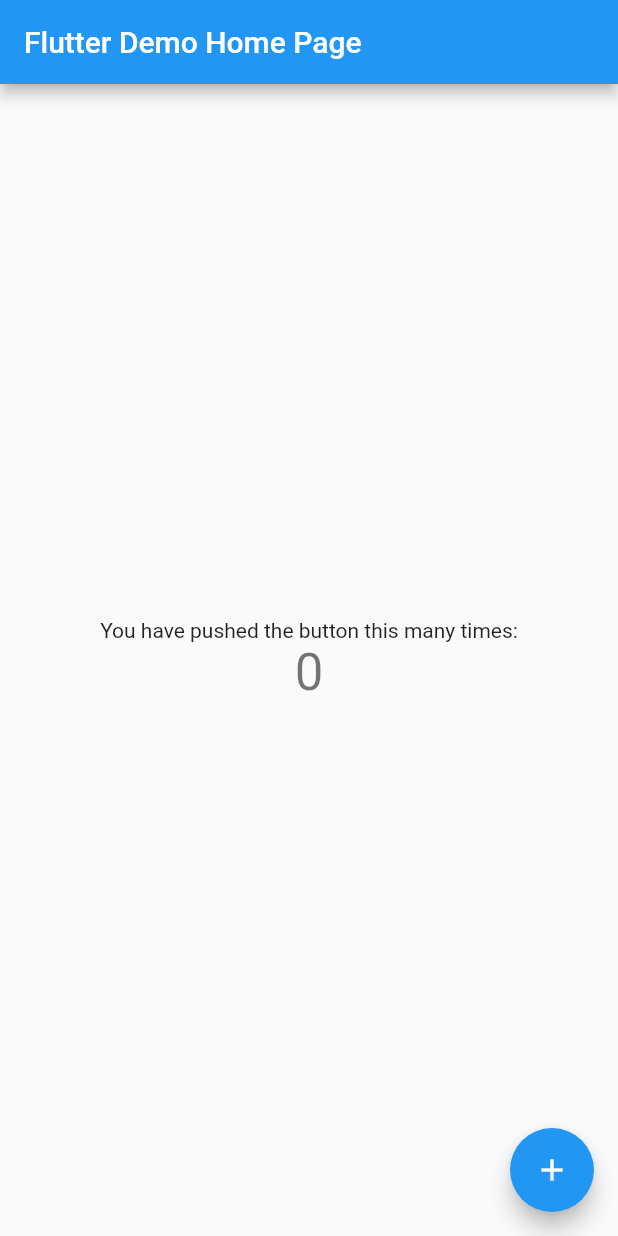
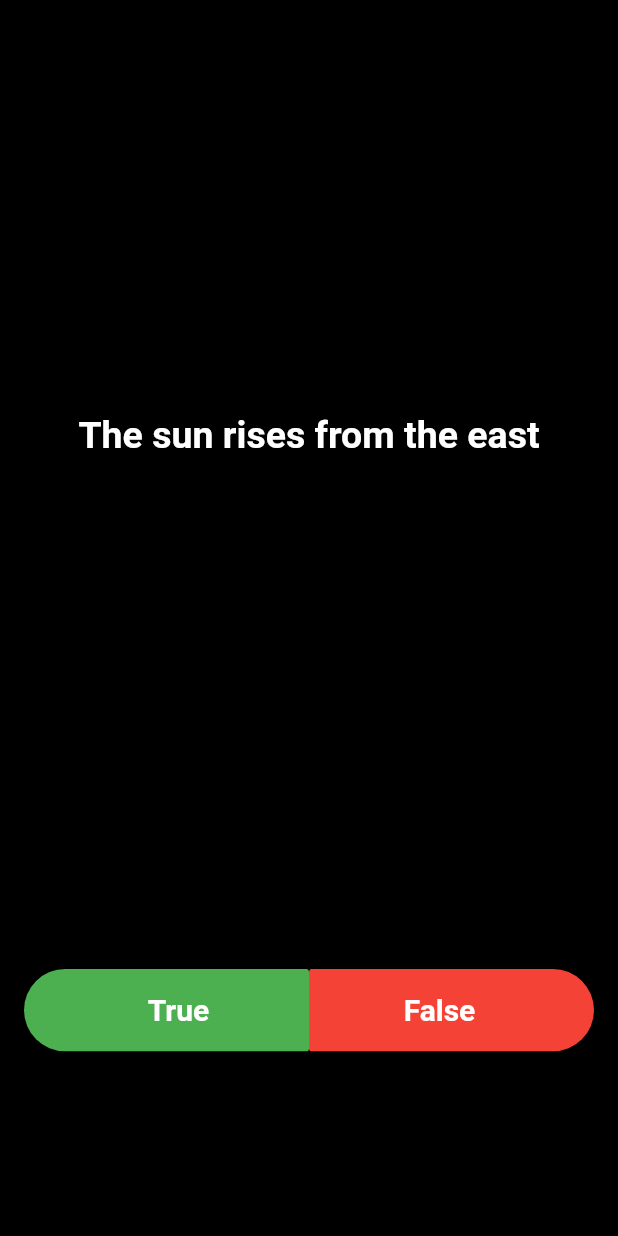
Before and after one commit to abdulrhman-ibnouf/quizzler, a Flutter app: the screen it shows after launch, on a phone screen of 412 x 824 dp. Run offline on Flutter 3.47's test engine with Material 2 defaults, Android fonts, the phone set to English and light mode, and no system bars.

Commit message:
Thank you Angela from London App Brewery.

```diff
--- a/lib/main.dart
+++ b/lib/main.dart
@@ -1,111 +1,116 @@
 import 'package:flutter/material.dart';
+import 'package:quizzler/question.dart';
 
-void main() => runApp(MyApp());
+void main() =>
+    runApp(MaterialApp(
+      debugShowCheckedModeBanner: false,
+      title: 'Quizzler',
+      home: Scaffold(backgroundColor: Colors.black, body: QuizPage(),),));
 
-class MyApp extends StatelessWidget {
-  // This widget is the root of your application.
+class QuizPage extends StatefulWidget {
   @override
-  Widget build(BuildContext context) {
-    return MaterialApp(
-      title: 'Flutter Demo',
-      theme: ThemeData(
-        // This is the theme of your application.
-        //
-        // Try running your application with "flutter run". You'll see the
-        // application has a blue toolbar. Then, without quitting the app, try
-        // changing the primarySwatch below to Colors.green and then invoke
-        // "hot reload" (press "r" in the console where you ran "flutter run",
-        // or simply save your changes to "hot reload" in a Flutter IDE).
-        // Notice that the counter didn't reset back to zero; the application
-        // is not restarted.
-        primarySwatch: Colors.blue,
-      ),
-      home: MyHomePage(title: 'Flutter Demo Home Page'),
-    );
-  }
+  _QuizPageState createState() => _QuizPageState();
 }
 
-class MyHomePage extends StatefulWidget {
-  MyHomePage({Key key, this.title}) : super(key: key);
+class _QuizPageState extends State<QuizPage> {
 
-  // This widget is the home page of your application. It is stateful, meaning
-  // that it has a State object (defined below) that contains fields that affect
-  // how it looks.
+  List<Icon> scoreKeeper = [];
 
-  // This class is the configuration for the state. It holds the values (in this
-  // case the title) provided by the parent (in this case the App widget) and
-  // used by the build method of the State. Fields in a Widget subclass are
-  // always marked "final".
-
-  final String title;
-
-  @override
-  _MyHomePageState createState() => _MyHomePageState();
-}
-
-class _MyHomePageState extends State<MyHomePage> {
-  int _counter = 0;
-
-  void _incrementCounter() {
-    setState(() {
-      // This call to setState tells the Flutter framework that something has
-      // changed in this State, which causes it to rerun the build method below
-      // so that the display can reflect the updated values. If we changed
-      // _counter without calling setState(), then the build method would not be
-      // called again, and so nothing would appear to happen.
-      _counter++;
-    });
-  }
+  List<Question> questionBank = [
+    Question(q: 'The sun rises from the east', a: true),
+    Question(q: 'All dogs are tigers in origin', a: false),
+    Question(q: 'Funny games are always supper funny', a: true),
+    Question(q: 'The sun rises from the east', a: true),
+    Question(q: 'All dogs are tigers in origin', a: false),
+    Question(q: 'The sun rises from the east', a: true),
+    Question(q: 'All dogs are tigers in origin', a: false),
+    Question(q: 'The sun rises from the east', a: true),
+    Question(q: 'All dogs are tigers in origin', a: false),
+    Question(q: 'The sun rises from the east', a: true),
+    Question(q: 'All dogs are tigers in origin', a: false),
+    Question(q: 'The sun rises from the east', a: true),
+    Question(q: 'All dogs are tigers in origin', a: false),
+    Question(q: 'The sun rises from the east', a: true),
+    Question(q: 'All dogs are tigers in origin', a: false),
+  ];
+  int questionNumber = 0;
 
   @override
   Widget build(BuildContext context) {
-    // This method is rerun every time setState is called, for instance as done
-    // by the _incrementCounter method above.
-    //
-    // The Flutter framework has been optimized to make rerunning build methods
-    // fast, so that you can just rebuild anything that needs updating rather
-    // than having to individually change instances of widgets.
-    return Scaffold(
-      appBar: AppBar(
-        // Here we take the value from the MyHomePage object that was created by
-        // the App.build method, and use it to set our appbar title.
-        title: Text(widget.title),
-      ),
-      body: Center(
-        // Center is a layout widget. It takes a single child and positions it
-        // in the middle of the parent.
-        child: Column(
-          // Column is also a layout widget. It takes a list of children and
-          // arranges them vertically. By default, it sizes itself to fit its
-          // children horizontally, and tries to be as tall as its parent.
-          //
-          // Invoke "debug painting" (press "p" in the console, choose the
-          // "Toggle Debug Paint" action from the Flutter Inspector in Android
-          // Studio, or the "Toggle Debug Paint" command in Visual Studio Code)
-          // to see the wireframe for each widget.
-          //
-          // Column has various properties to control how it sizes itself and
-          // how it positions its children. Here we use mainAxisAlignment to
-          // center the children vertically; the main axis here is the vertical
-          // axis because Columns are vertical (the cross axis would be
-          // horizontal).
-          mainAxisAlignment: MainAxisAlignment.center,
-          children: <Widget>[
-            Text(
-              'You have pushed the button this many times:',
-            ),
-            Text(
-              '$_counter',
-              style: Theme.of(context).textTheme.display1,
-            ),
-          ],
-        ),
-      ),
-      floatingActionButton: FloatingActionButton(
-        onPressed: _incrementCounter,
-        tooltip: 'Increment',
-        child: Icon(Icons.add),
-      ), // This trailing comma makes auto-formatting nicer for build methods.
-    );
+    return Padding(padding: const EdgeInsets.all(16.0),
+      child: Column(mainAxisAlignment: MainAxisAlignment.center,
+        crossAxisAlignment: CrossAxisAlignment.stretch,
+        children: <Widget>[
+          //for the question
+          Expanded(flex: 5,
+            child: Center(child: Text(
+              questionBank[questionNumber].questionText, textAlign: TextAlign.center,
+              style: TextStyle(color: Colors.white,
+                fontSize: 25,
+                fontWeight: FontWeight.bold,),),),), //for the choices
+          Expanded(flex: 2,
+            child: Row(mainAxisAlignment: MainAxisAlignment.spaceAround,
+              crossAxisAlignment: CrossAxisAlignment.center,
+              children: <Widget>[
+                Expanded(flex: 1,
+                  child: ClipRRect(borderRadius: BorderRadius.horizontal(
+                    left: Radius.circular(50),),
+                    child: FlatButton(
+                      padding: EdgeInsets.fromLTRB(16, 16, 0, 16),
+                      color: Colors.green,
+                      textColor: Colors.white,
+                      child: Text('True', style: TextStyle(color: Colors.white,
+                        fontWeight: FontWeight.bold,
+                        fontSize: 20,),),
+                      onPressed: () {
+                        bool correctAnswer = questionBank[questionNumber].questionAnswer;
+                        if (correctAnswer == true) {
+                          setState(() {
+                            scoreKeeper.add(
+                              Icon(Icons.check, color: Colors.green,),);
+                          });
+                        } else {
+                          setState(() {
+                            scoreKeeper.add(
+                              Icon(Icons.close, color: Colors.red,),);
+                          });
+                        }
+                        setState(() {
+                          questionNumber++;
+                        });
+                      },),),),
+                Expanded(flex: 1,
+                  child: ClipRRect(borderRadius: BorderRadius.horizontal(
+                    right: Radius.circular(50),),
+                    child: FlatButton(
+                      padding: EdgeInsets.fromLTRB(0, 16, 16, 16),
+                      color: Colors.red,
+                      textColor: Colors.white,
+                      child: Text('False', style: TextStyle(color: Colors.white,
+                        fontWeight: FontWeight.bold,
+                        fontSize: 20,),),
+                      onPressed: () {
+                        bool correctAnswer = questionBank[questionNumber].questionAnswer;
+                        if (correctAnswer == false) {
+                          setState(() {
+                            scoreKeeper.add(
+                              Icon(Icons.check, color: Colors.green,),);
+                          });
+                        } else {
+                          setState(() {
+                            scoreKeeper.add(
+                              Icon(Icons.close, color: Colors.red,),);
+                          });
+                        }
+                        setState(() {
+                          questionNumber++;
+                        });
+                      },),),),
+              ],),), //for the score keeper
+          Container(height: 25,
+            child: Row(mainAxisAlignment: MainAxisAlignment.start,
+              crossAxisAlignment: CrossAxisAlignment.center,
+              children: scoreKeeper,),)
+        ],),);
   }
 }
--- /dev/null
+++ b/lib/question.dart
@@ -0,0 +1,10 @@
+class Question {
+
+  String questionText;
+  bool questionAnswer;
+
+  Question ({String q, bool a}) {
+    questionText = q;
+    questionAnswer = a;
+  }
+}
```
Also changed, not shown: appstore.png (added), playstore.png (added), 37 other files.
